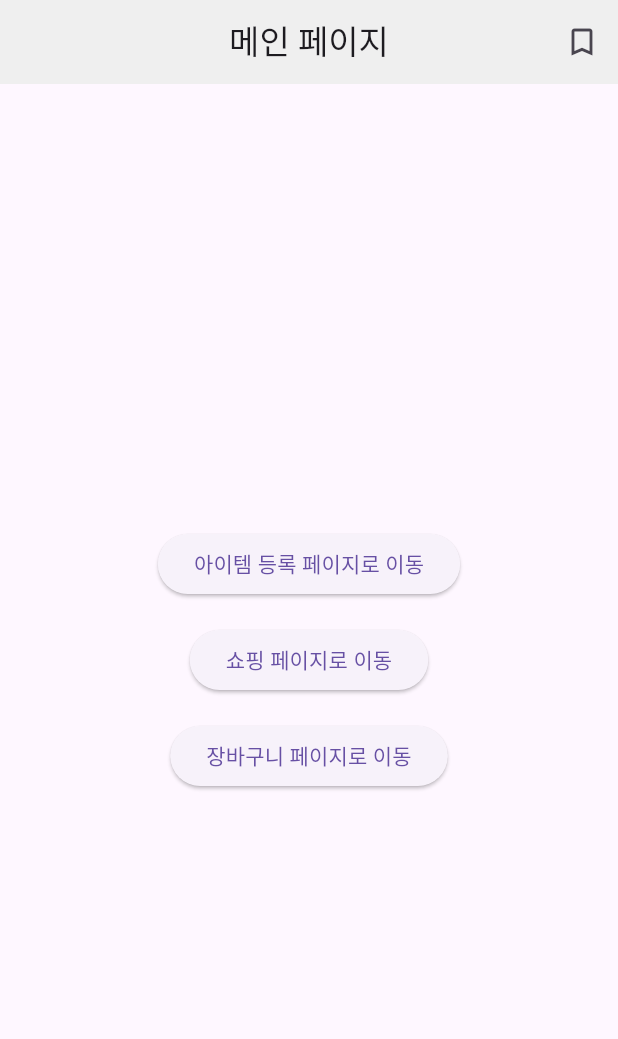
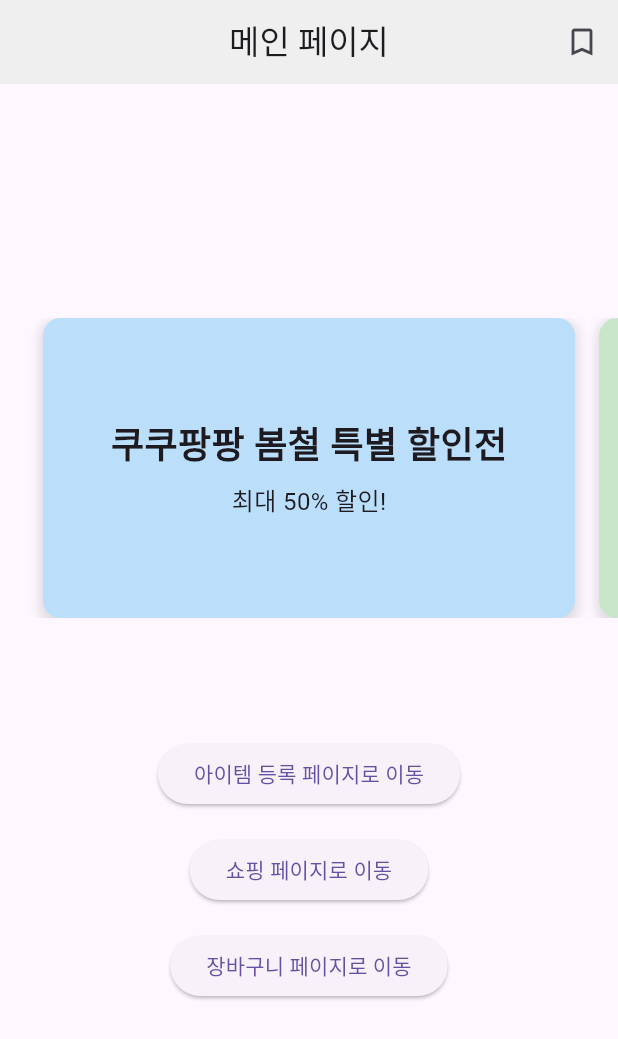
Before and after one commit to HongWonjong/flutter_shoppingmall, a Flutter app: the screen it shows after launch, on a phone screen of 412 x 824 dp. Shown: the top 1039 px of the screen. Run offline on Flutter 3.47's test engine with Material 3 defaults, Android fonts, the phone set to English and light mode, and no system bars; our stand-ins replace flutter_riverpod, image_picker.

Commit message:
feat: main_page.dart에 홍보용 슬라이더를 추가

```diff
--- /dev/null
+++ b/lib/components/promote_slider.dart
@@ -0,0 +1,88 @@
+import 'package:flutter/material.dart';
+import '../pages/shopping_page.dart';
+
+class PromoSlider extends StatelessWidget {
+  const PromoSlider({super.key});
+
+  @override
+  Widget build(BuildContext context) {
+    return SizedBox(
+      height: 200,
+      child: PageView(
+        controller: PageController(viewportFraction: 0.9),
+        children: [
+          _buildPromoBanner(
+            context,
+            '쿠쿠팡팡 봄철 특별 할인전',
+            '최대 50% 할인!',
+            Colors.blue.shade100,
+          ),
+          _buildPromoBanner(
+            context,
+            '해외 직구 최대 50% 할인!',
+            '',
+            Colors.green.shade100,
+          ),
+          _buildPromoBanner(
+            context,
+            '신선 식품 할인중',
+            '최대 70%!',
+            Colors.red.shade100,
+          ),
+          _buildPromoBanner(
+            context,
+            '무료 개발자 나눔 중',
+            '제발 데려가 주십시오..',
+            Colors.red.shade100,
+          ),
+        ],
+      ),
+    );
+  }
+
+  Widget _buildPromoBanner(BuildContext context, String title, String subtitle, Color color) {
+    return GestureDetector(
+      onTap: () {
+        // 배너 클릭 시 ShoppingPage로 이동할 것
+        Navigator.push(
+          context,
+          MaterialPageRoute(builder: (context) => const ShoppingPage()),
+        );
+      },
+      child: Container(
+        margin: const EdgeInsets.symmetric(horizontal: 8),
+        decoration: BoxDecoration(
+          color: color,
+          borderRadius: BorderRadius.circular(12),
+          boxShadow: [
+            BoxShadow(
+              color: Colors.grey.withOpacity(0.3),
+              spreadRadius: 2,
+              blurRadius: 5,
+              offset: const Offset(0, 3),
+            ),
+          ],
+        ),
+        child: Center(
+          child: Column(
+            mainAxisAlignment: MainAxisAlignment.center,
+            children: [
+              Text(
+                title,
+                style: const TextStyle(
+                  fontSize: 24,
+                  fontWeight: FontWeight.bold,
+                ),
+              ),
+              const SizedBox(height: 8),
+              Text(
+                subtitle,
+                style: const TextStyle(fontSize: 16),
+              ),
+            ],
+          ),
+        ),
+      ),
+    );
+  }
+}
--- a/lib/pages/main_page.dart
+++ b/lib/pages/main_page.dart
@@ -1,6 +1,7 @@
 import 'package:flutter/material.dart';
 import 'package:flutter_riverpod/flutter_riverpod.dart';
 import '../components/custom_app_bar.dart';
+import '../components/promote_slider.dart'; // PromoSlider 임포트
 import 'create_item_page.dart';
 import 'shopping_page.dart';
 import 'cart_item_page.dart';
@@ -16,6 +17,8 @@ class MainPage extends ConsumerWidget {
         child: Column(
           mainAxisAlignment: MainAxisAlignment.center,
           children: [
+            const PromoSlider(), // PromoSlider 컴포넌트 사용
+            const SizedBox(height: 80),
             ElevatedButton(
               onPressed: () {
                 Navigator.push(
```
